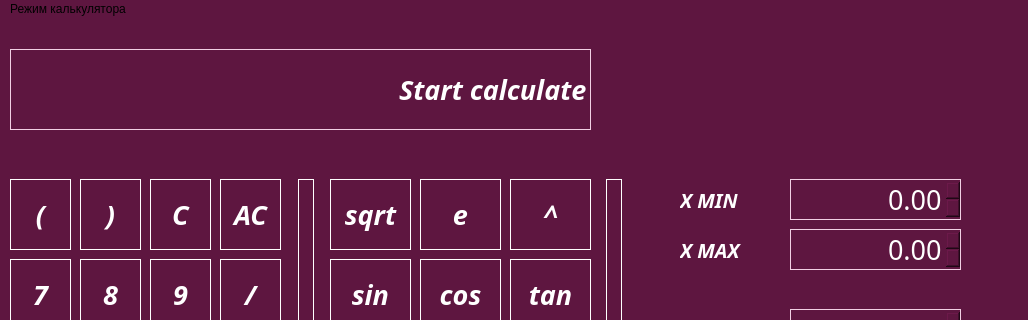
First picture: the form in src/mainwindow.ui, repository PolinaSKozlova/SmartCalc_v2.0, before the edit; both pictures show x 0 to 1028 and y 0 to 320 of the 1028 by 758 pixel window.
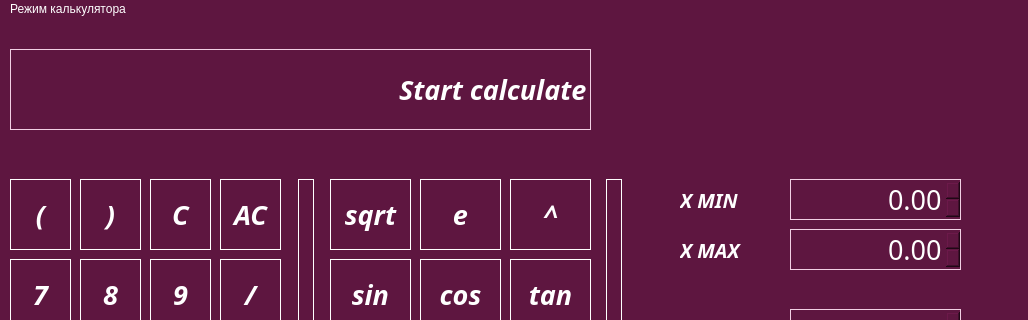
Second picture: the form after the edit.

```diff
--- a/src/mainwindow.ui
+++ b/src/mainwindow.ui
@@ -19,7 +19,8 @@
    <string>MainWindow</string>
   </property>
   <property name="styleSheet">
-   <string notr="true">background-color: #5e1640;</string>
+   <string notr="true">background-color: #5e1640;
+color: white;</string>
   </property>
   <widget class="QWidget" name="centralwidget">
    <widget class="QLineEdit" name="result_show">
@@ -1813,6 +1814,7 @@
    <widget class="QMenu" name="menuChoose_calc_mode">
     <property name="font">
      <font>
+      <family>Shree Devanagari 714</family>
       <pointsize>15</pointsize>
       <italic>true</italic>
      </font>
```
Left out of the diff: 26 changed lines with no effect on the pictures.
